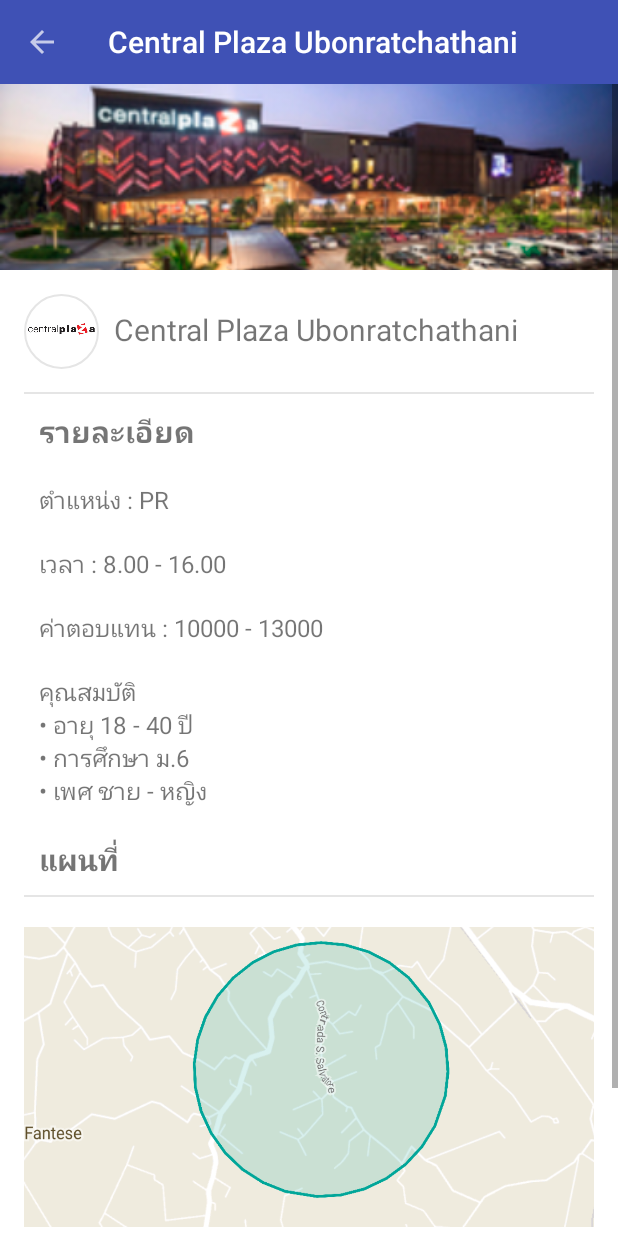
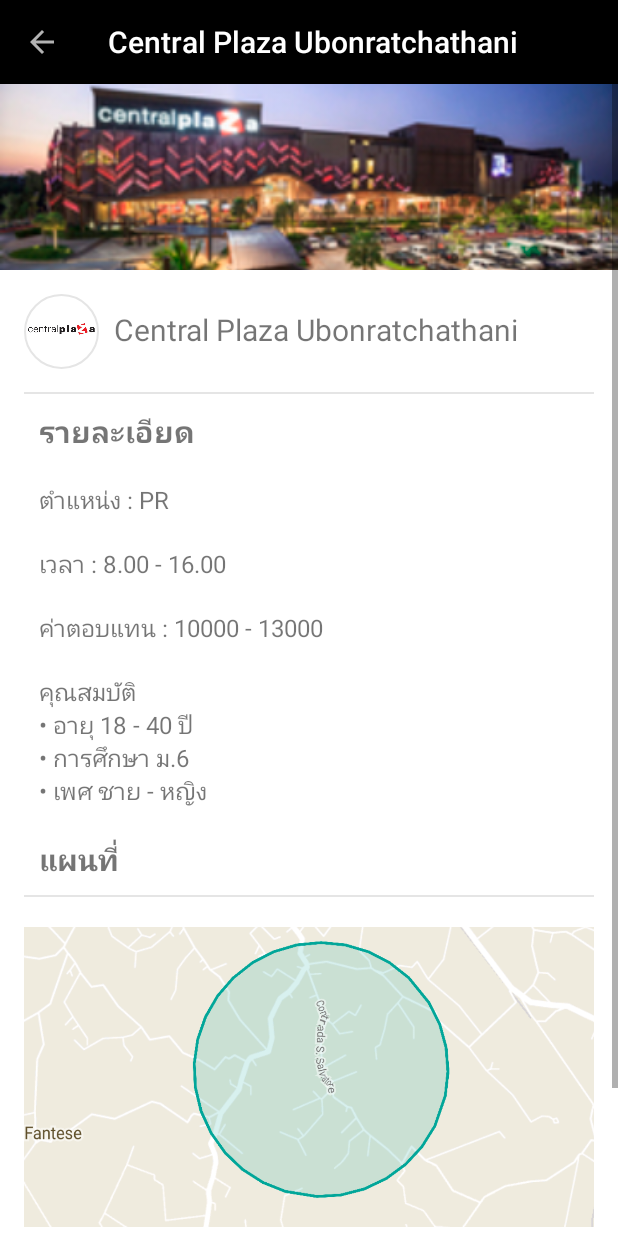
Before and after one commit to PeteChu/Localjob_Prototype_Android--Kotlin, an Android app: the screen it shows after launch (StupidActivity), after a tap on "แมคโดนัลด์", on a phone screen of 412 x 824 dp. Run offline under Robolectric (Android 15) with nearby library versions, the phone set to English and light mode, and no system bars; our stand-ins replace CircleImageView; libraries missing offline, so code that uses them is left out: com.github.ksoichiro.android, com.malinskiy.superrecyclerview, com.nineoldandroids.view; plain views replace ObservableScrollView; 4 statements that could not run were skipped.

Commit message:
color statusbar

```diff
--- a/app/src/main/res/values/colors.xml
+++ b/app/src/main/res/values/colors.xml
@@ -1,7 +1,7 @@
 <?xml version="1.0" encoding="utf-8"?>
 <resources>
-    <color name="colorPrimary">#3F51B5</color>
-    <color name="colorPrimaryDark">#303F9F</color>
+    <color name="colorPrimary">#000</color>
+    <color name="colorPrimaryDark">#000</color>
     <color name="colorAccent">#00796b</color>
 
     <color name="primary">#009688</color>
```
